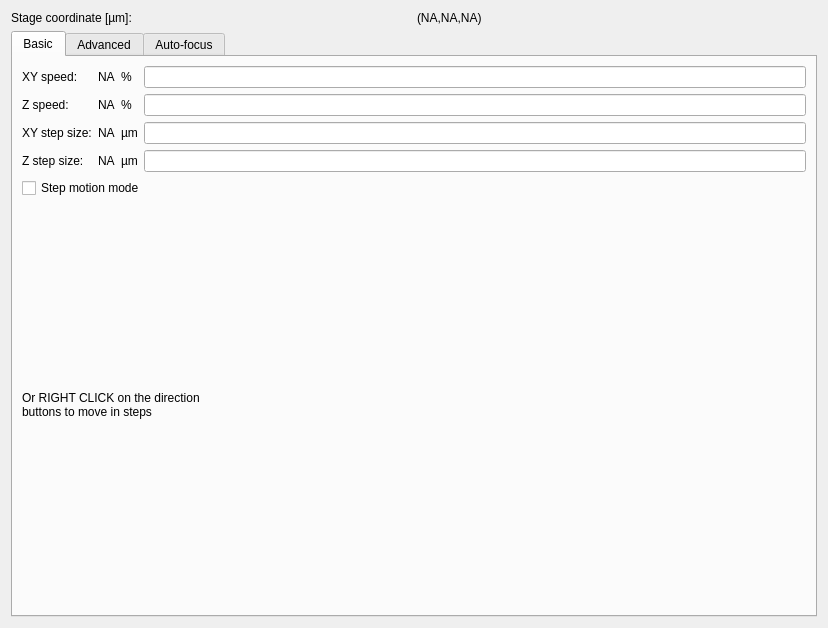
Old version of the form iris/resources/motion_video/stagecontrol.ui in the repository The-Thomas-Lab-UCL/orm-iris.
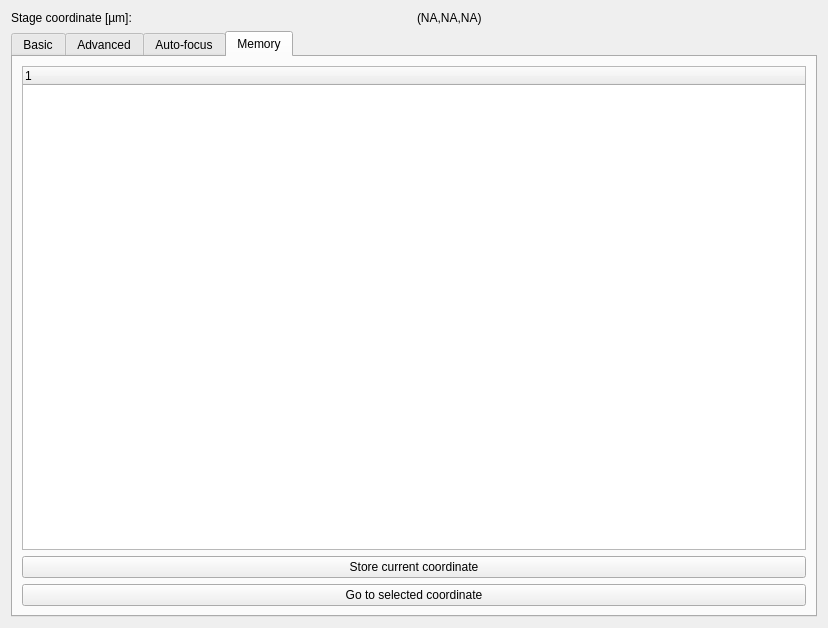
New version of the form. The open tabs and pages were chosen to show the change.

Commit message: Update: moved the motion_video GUI setup in

What changed in the file:
```diff
--- a/iris/resources/motion_video/stagecontrol.ui
+++ b/iris/resources/motion_video/stagecontrol.ui
@@ -452,6 +452,40 @@
          </item>
         </layout>
        </widget>
+       <widget class="QWidget" name="tab_memory">
+        <attribute name="title">
+         <string>Memory</string>
+        </attribute>
+        <layout class="QVBoxLayout" name="verticalLayout_7">
+         <item>
+          <layout class="QVBoxLayout" name="verticalLayout_5">
+           <item>
+            <widget class="QTreeWidget" name="tree_memory">
+             <column>
+              <property name="text">
+               <string notr="true">1</string>
+              </property>
+             </column>
+            </widget>
+           </item>
+           <item>
+            <widget class="QPushButton" name="btn_memory_save">
+             <property name="text">
+              <string>Store current coordinate</string>
+             </property>
+            </widget>
+           </item>
+           <item>
+            <widget class="QPushButton" name="btn_memory_goto">
+             <property name="text">
+              <string>Go to selected coordinate</string>
+             </property>
+            </widget>
+           </item>
+          </layout>
+         </item>
+        </layout>
+       </widget>
       </widget>
      </item>
     </layout>
```
Left out of the diff: 5 changed lines with no effect on the pictures. The commit also changes 4 other files.
